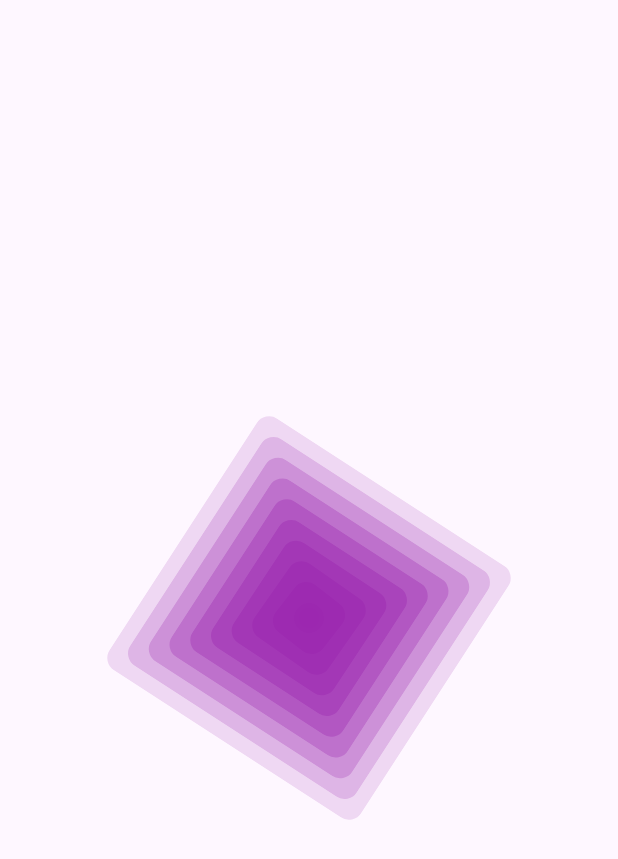
After one commit to cecyours/student_flutter_practice, a Flutter app: the NestedRotation screen opened directly, on a phone screen of 412 x 824 dp. The commit adds this screen. Shown: the top 859 px of the screen. Run offline on Flutter 3.47's test engine with Material 3 defaults, Android fonts, the phone set to English and light mode, and no system bars; our stand-ins replace cloud_firestore, dio, firebase_core, firebase_database, flutter_redux, hive_flutter and 4 more; missing offline and left inert: dart:ffi; accounts and stored records are empty.

Commit message:
first commit

```diff
--- /dev/null
+++ b/lib/animation/advance_animation_loading.dart
@@ -0,0 +1,250 @@
+import 'dart:math';
+
+import 'package:flutter/cupertino.dart';
+import 'package:flutter/material.dart';
+
+class NestedRotation extends StatefulWidget {
+  const NestedRotation({super.key});
+
+  @override
+  State<NestedRotation> createState() => _NestedRotationState();
+}
+
+class _NestedRotationState extends State<NestedRotation>
+    with SingleTickerProviderStateMixin {
+  late AnimationController _animationController;
+  late Animation<double> _animation;
+  late Animation<double> _animation2;
+  late Animation<double> _animation3;
+  late Animation<double> _animation4;
+  late Animation<double> _animation5;
+  late Animation<double> _animation6;
+  late Animation<double> _animation7;
+  late Animation<double> _animation8;
+  late Animation<double> _animation9;
+  late Animation<double> _animation10;
+  late Animation<double> _animation11;
+  late Animation<double> _animation12;
+  double height = 200;
+  double width = 200;
+
+  @override
+  void initState() {
+    // TODO: implement initState
+    super.initState();
+    _animationController =
+    AnimationController(vsync: this, duration: Duration(seconds: 15))
+      ..repeat(reverse: true, );
+
+    _animation = Tween<double>(begin: 10, end: 20).animate(
+      CurvedAnimation(parent: _animationController, curve: Curves.fastOutSlowIn),
+    );
+    _animation2 = Tween<double>(begin: 10, end: 20).animate(
+      CurvedAnimation(
+        parent: _animationController,
+        curve: const Interval(0.03, 1, curve: Curves.fastOutSlowIn),
+      ),
+    );
+    _animation3 = Tween<double>(begin: 10, end: 20).animate(
+      CurvedAnimation(
+        parent: _animationController,
+        curve: Interval(0.05, 1, curve: Curves.fastOutSlowIn),
+      ),
+    );
+    _animation4 = Tween<double>(begin: 10, end: 20).animate(
+      CurvedAnimation(
+        parent: _animationController,
+        curve: const Interval(0.07, 1, curve: Curves.fastOutSlowIn),
+      ),
+    );
+    _animation5 = Tween<double>(begin: 10, end: 20).animate(
+      CurvedAnimation(
+        parent: _animationController,
+        curve: Interval(0.09, 1, curve: Curves.fastOutSlowIn),
+      ),
+    );
+    _animation6 = Tween<double>(begin: 10, end: 20).animate(
+      CurvedAnimation(
+        parent: _animationController,
+        curve: Interval(0.11, 1, curve: Curves.fastOutSlowIn),
+      ),
+    );
+    _animation7 = Tween<double>(begin: 10, end: 20).animate(
+      CurvedAnimation(
+        parent: _animationController,
+        curve: Interval(0.13, 1, curve: Curves.fastOutSlowIn),
+      ),
+    );
+    _animation8 = Tween<double>(begin: 10, end: 20).animate(
+      CurvedAnimation(
+        parent: _animationController,
+        curve: Interval(0.15, 1, curve: Curves.fastOutSlowIn),
+      ),
+    );
+    _animation9 = Tween<double>(begin: 10, end: 20).animate(
+      CurvedAnimation(
+        parent: _animationController,
+        curve: const Interval(0.17, 1, curve: Curves.fastOutSlowIn),
+      ),
+    );
+    _animation10 = Tween<double>(begin: 10, end: 20).animate(
+      CurvedAnimation(
+        parent: _animationController,
+        curve: const Interval(0.19, 1, curve: Curves.fastOutSlowIn),
+      ),
+    );
+    _animation11 = Tween<double>(begin: 10, end: 20).animate(
+      CurvedAnimation(
+        parent: _animationController,
+        curve: Interval(0.21, 1, curve: Curves.fastOutSlowIn),
+      ),
+    );
+    _animation12 = Tween<double>(begin: 10, end: 20).animate(
+      CurvedAnimation(
+        parent: _animationController,
+        curve: Interval(0.23, 1, curve: Curves.fastOutSlowIn),
+      ),
+    );
+  }
+
+  @override
+  Widget build(BuildContext context) {
+    return Scaffold(
+      body: AnimatedBuilder(
+          animation: _animation,
+          builder: (context, value) {
+            return Center(
+              child: Stack(
+                alignment: Alignment.center,
+                children: [
+                  Transform.rotate(
+                      angle: _animation12.value,
+                      child: ClipRRect(
+                        borderRadius: BorderRadius.circular(10),
+                        child: Container(
+                          height: height,
+                          width: width,
+                          color: Colors.purple.withOpacity(0.15),
+                        ),
+                      )),
+                  Transform.rotate(
+
+                      angle: _animation11.value,
+                      child: ClipRRect(
+                        borderRadius: BorderRadius.circular(10),
+                        child: Container(
+                            height: height * 0.9,
+                            width: width * 0.9,
+                            color: Colors.purple.withOpacity(0.2)),
+                      )),
+                  Transform.rotate(
+                    angle: _animation10.value,
+
+                    child: ClipRRect(
+                      borderRadius: BorderRadius.circular(10),
+                      child: Container(
+                          height: height * 0.8,
+                          width: width * 0.8,
+                          color: Colors.purple.withOpacity(0.25)),
+                    ),
+                  ),
+                  Transform.rotate(
+                    angle: _animation9.value,
+                    child: ClipRRect(
+                      borderRadius: BorderRadius.circular(10),
+                      child: Container(
+                          height: height * 0.7,
+                          width: width * 0.7,
+                          color: Colors.purple.withOpacity(0.3)),
+                    ),
+                  ),
+                  Transform.rotate(
+                    angle: _animation8.value,
+                    child: ClipRRect(
+                      borderRadius: BorderRadius.circular(10),
+                      child: Container(
+                          height: height * 0.6,
+                          width: width * 0.6,
+                          color: Colors.purple.withOpacity(0.35)),
+                    ),
+                  ),
+                  Transform.rotate(
+                    angle: _animation7.value,
+                    child: ClipRRect(
+                      borderRadius: BorderRadius.circular(10),
+                      child: Container(
+                          height: height * 0.5,
+                          width: width * 0.5,
+                          color: Colors.purple.withOpacity(0.4)),
+                    ),
+                  ),
+                  Transform.rotate(
+                    angle: _animation6.value,
+                    child: ClipRRect(
+                      borderRadius: BorderRadius.circular(10),
+                      child: Container(
+                          height: height * 0.4,
+                          width: width * 0.4,
+                          color: Colors.purple.withOpacity(0.45)),
+                    ),
+                  ),
+                  Transform.rotate(
+                    angle: _animation5.value,
+                    child: ClipRRect(
+                      borderRadius: BorderRadius.circular(10),
+                      child: Container(
+                          height: height * 0.3,
+                          width: width * 0.3,
+                          color: Colors.purple.withOpacity(0.5)),
+                    ),
+
+                  ),
+                  Transform.rotate(
+                    angle: _animation4.value,
+                    child: ClipRRect(
+                      borderRadius: BorderRadius.circular(10),
+                      child: Container(
+                          height: height * 0.2,
+                          width: width * 0.2,
+                          color: Colors.purple.withOpacity(0.65)),
+                    ),
+                  ),
+                  Transform.rotate(
+                    angle: _animation3.value,
+                    child: ClipRRect(
+                      borderRadius: BorderRadius.circular(10),
+                      child: Container(
+                          height: height * 0.1,
+                          width: width * 0.1,
+                          color: Colors.purple.withOpacity(0.7)),
+                    ),
+
+                  ),
+                  Transform.rotate(
+                    angle: _animation2.value,
+                    child: ClipRRect(
+                      borderRadius: BorderRadius.circular(10),
+                      child: Container(
+                          height: height * 0.07,
+                          width: width * 0.07,
+                          color: Colors.purple.withOpacity(0.85)),
+                    ),
+                  ),
+                  Transform.rotate(
+                    angle: _animation.value,
+                    child: ClipRRect(
+                      borderRadius: BorderRadius.circular(10),
+                      child: Container(
+                          height: height * 0.03,
+                          width: width * 0.03,
+                          color: Colors.purple),
+                    ),
+
+                  ),
+                ],
+              ),
+            );
+          }),
+    );
+  }
+}
--- a/lib/main.dart
+++ b/lib/main.dart
@@ -11,8 +11,12 @@ import 'package:maulesh_flutter_practice/topics/provider/provider.dart';
 import 'package:maulesh_flutter_practice/topics/theme_pratice/professional_theme.dart';
 import 'package:provider/provider.dart';
 
+import 'animation/advance_animation_loading.dart';
 import 'animation/animated_container.dart';
 import 'animation/animated_padding.dart';
+import 'animation/custom_painter/basic.dart';
+import 'animation/hero_animation.dart';
+import 'animation/myHeroAnimation.dart';
 import 'firebase_options.dart';
 
 void main() async {
@@ -49,7 +53,7 @@ class MyApp extends StatelessWidget {
         theme: theme,
         darkTheme: darkTheme,
         themeMode: ThemeMode.system,
-        home: AnimatedPaddingAndAnimatedPositioned(),
+        home: BasicCustomPainter(),
       ),
     );
   }
```
Also changed, not shown: lib/animation/custom_painter/basic.dart (added, +97 -0 lines), lib/animation/hero_animation.dart (added, +72 -0 lines), lib/animation/myHeroAnimation.dart (added, +66 -0 lines), lib/cascade.dart (added, +29 -0 lines).
